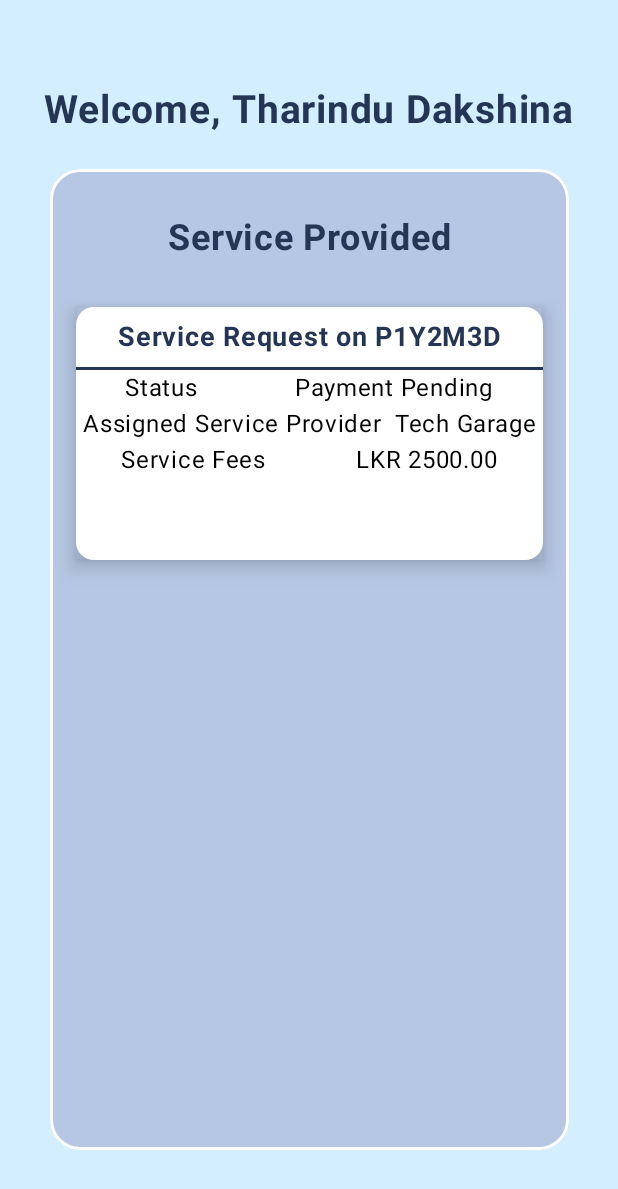
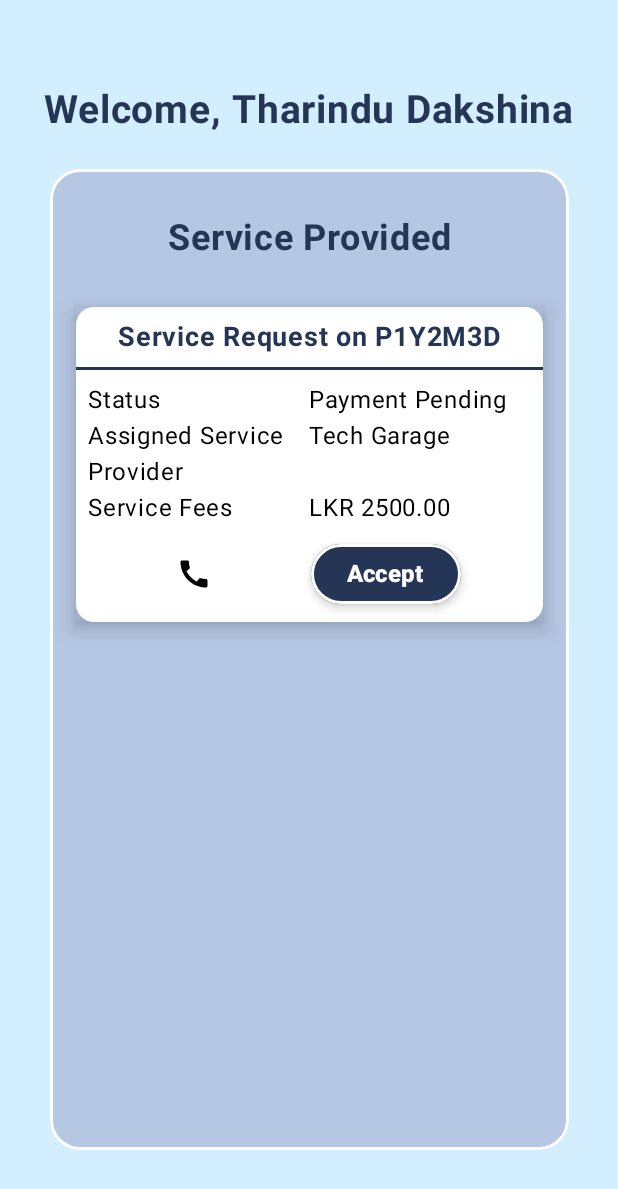
Before and after one commit to IsuriCS/RoadRescue, an Android app built with Jetpack Compose: the screen it shows after launch (MainActivity), on a phone screen of 412 x 824 dp. Shown: the top 1189 px of the screen. Run offline under Robolectric (Android 15) with nearby library versions, the phone set to English and light mode, and no system bars.

Commit message:
update GarageDashbord file

```diff
--- a/app/src/main/java/com/example/garage/views/GarageDashboard.kt
+++ b/app/src/main/java/com/example/garage/views/GarageDashboard.kt
@@ -12,11 +12,16 @@ import androidx.compose.foundation.layout.fillMaxSize
 import androidx.compose.foundation.layout.fillMaxWidth
 import androidx.compose.foundation.layout.height
 import androidx.compose.foundation.layout.padding
-import androidx.compose.foundation.shape.CircleShape
+import androidx.compose.foundation.rememberScrollState
 import androidx.compose.foundation.shape.RoundedCornerShape
+import androidx.compose.foundation.verticalScroll
+import androidx.compose.material.icons.Icons
+import androidx.compose.material.icons.filled.Call
 import androidx.compose.material3.Card
 import androidx.compose.material3.CardDefaults
 import androidx.compose.material3.Divider
+import androidx.compose.material3.Icon
+import androidx.compose.material3.IconButton
 import androidx.compose.material3.Text
 import androidx.compose.runtime.Composable
 import androidx.compose.ui.Alignment
@@ -25,6 +30,7 @@ import androidx.compose.ui.draw.shadow
 import androidx.compose.ui.geometry.Offset
 import androidx.compose.ui.graphics.Color
 import androidx.compose.ui.graphics.RectangleShape
+import androidx.compose.ui.res.painterResource
 import androidx.compose.ui.text.font.FontWeight
 import androidx.compose.ui.unit.dp
 import androidx.compose.ui.unit.sp
@@ -65,7 +71,8 @@ fun GarageDashboard(
         Card(
             modifier = Modifier
                 .fillMaxWidth(0.84f)
-                .fillMaxHeight(0.85f),
+                .fillMaxHeight(0.85f)
+                .verticalScroll(state = rememberScrollState()),
             shape= RoundedCornerShape(20.dp),
             colors = CardDefaults.cardColors(containerColor = Color(0xFFB6C7E3)),
             border = BorderStroke(width = 2.dp, Color.White),
@@ -84,7 +91,7 @@ fun GarageDashboard(
             Card(
                 modifier = Modifier
                     .fillMaxWidth(0.9f)
-                    .fillMaxHeight(0.3f)
+                    .fillMaxHeight(0.35f)
                     .align(Alignment.CenterHorizontally)
                     .shadow(elevation = 8.dp, shape = RectangleShape),
                 colors = CardDefaults.cardColors(containerColor = Color.White),
@@ -103,33 +110,69 @@ fun GarageDashboard(
 
                 Divider(color = Color(0xFF253555), thickness = 2.dp)
 
+                Spacer(modifier = Modifier.height(8.dp))
+
                 Row(
-                    modifier = rowModifier,
+                    modifier = Modifier
+                        .fillMaxWidth(),
                     horizontalArrangement = Arrangement.SpaceAround,
 
                 ) {
-                    Text(text = "Status", color = Color.Black)
-                    Text(text = "Payment Pending",color = Color.Black)
+                    Text(text = "Status", color = Color.Black, modifier = Modifier
+                        .weight(1f)
+                        .padding(8.dp, 0.dp))
+                    Text(text = "Payment Pending",color = Color.Black, modifier = Modifier.weight(1f))
                 }
 
                 Row(
-                    modifier = rowModifier,
+                    modifier = Modifier
+                        .fillMaxWidth(),
                     horizontalArrangement = Arrangement.SpaceAround,
 
                     ) {
-                    Text(text = "Assigned Service Provider", color = Color.Black)
-                    Text(text = "Tech Garage",color = Color.Black)
+                    Text(text = "Assigned Service Provider", color = Color.Black, modifier = Modifier
+                        .weight(1f)
+                        .padding(8.dp, 0.dp))
+                    Text(text = "Tech Garage",color = Color.Black, modifier = Modifier.weight(1f))
                 }
 
                 Row(
-                    modifier = rowModifier,
+                    modifier = Modifier
+                        .fillMaxWidth(),
                     horizontalArrangement = Arrangement.SpaceAround,
 
                     ) {
-                    Text(text = "Service Fees", color = Color.Black)
-                    Text(text = "LKR ${amount}0",color = Color.Black)
+                    Text(text = "Service Fees", color = Color.Black, modifier = Modifier
+                        .weight(1f)
+                        .padding(8.dp, 0.dp))
+                    Text(text = "LKR ${amount}0",color = Color.Black, modifier = Modifier.weight(1f))
                 }
 
+                Spacer(modifier = Modifier.height(8.dp))
+
+
+                Row(
+                    modifier = Modifier.fillMaxWidth(),
+                    horizontalArrangement = Arrangement.SpaceEvenly,
+                    verticalAlignment = Alignment.CenterVertically
+                ) {
+                    IconButton(onClick = {}) {
+                        Icon(
+                            imageVector = Icons.Default.Call,
+                            contentDescription ="Contact icon",
+                            tint = Color.Black
+                        )
+                    }
+
+                    CommonButton(
+                        btnName = "Accept",
+                        modifier = Modifier.align(Alignment.CenterVertically),
+                        onClickButton = {}
+                    )
+                }
+
+
+                Spacer(modifier = Modifier.height(8.dp))
             }
         }
     }
--- a/app/src/main/java/com/example/garage/views/UiStyles.kt
+++ b/app/src/main/java/com/example/garage/views/UiStyles.kt
@@ -49,7 +49,3 @@ val backgroundModifier = Modifier
 val cardModifier = Modifier
     .fillMaxWidth()
     .padding(horizontal = 16.dp, vertical = 8.dp)
-
-
-val rowModifier=Modifier
-    .fillMaxWidth()
```
